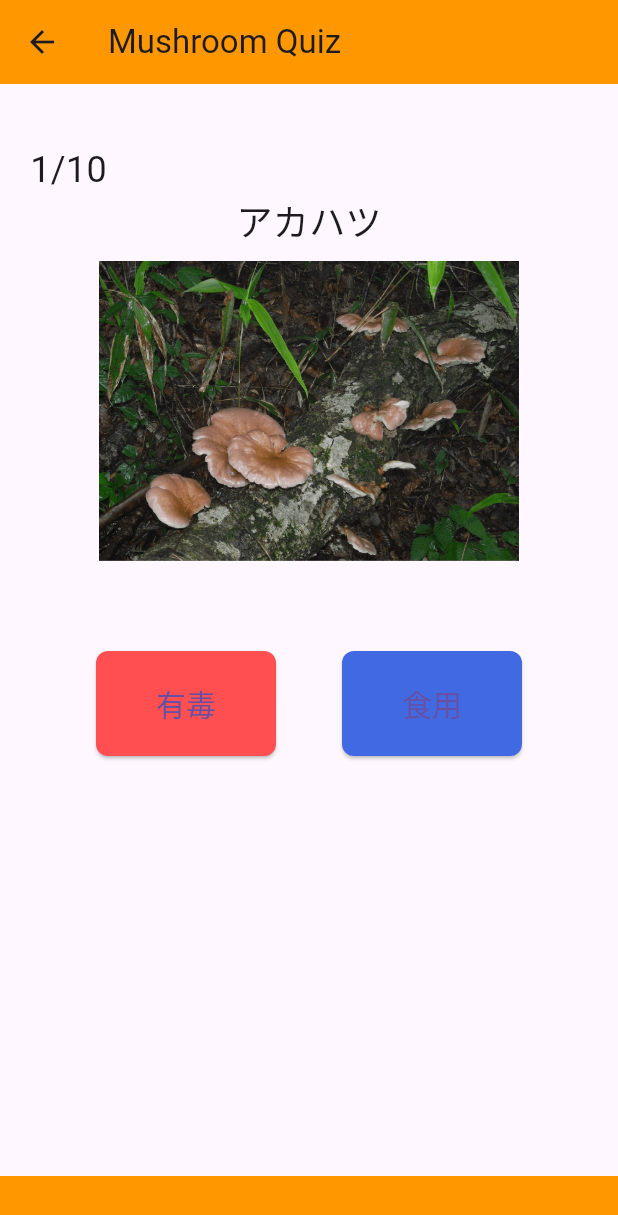
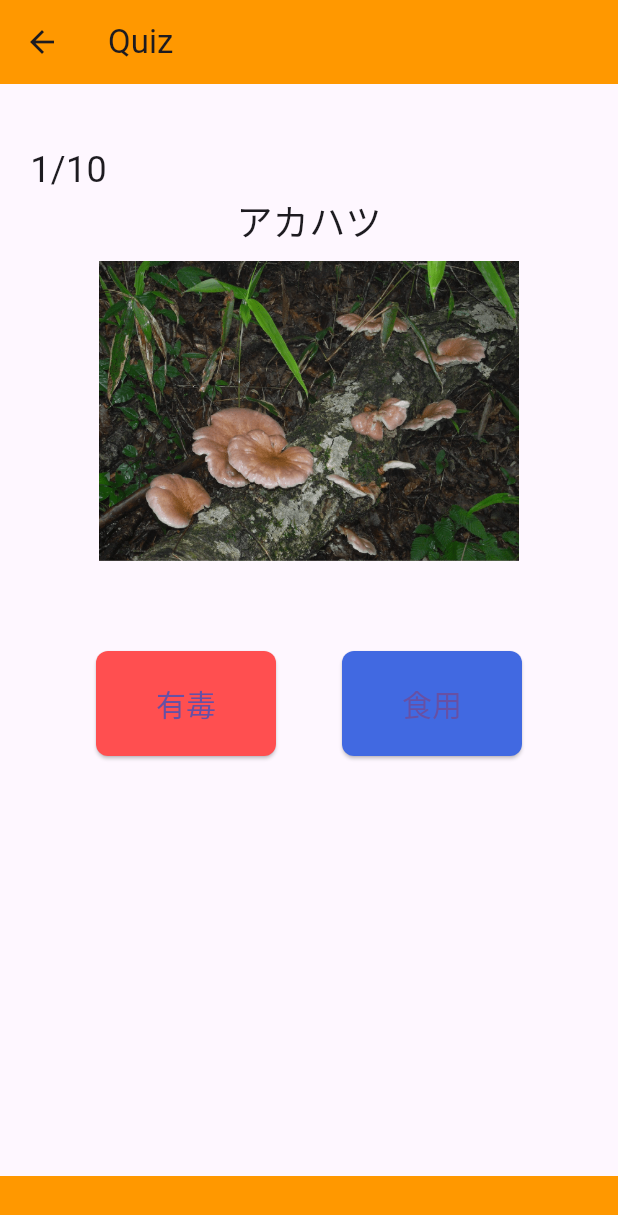
Before and after one commit to ayasa06/flutter-mobile-app, a Flutter app: the QuizScreen screen opened by its route, on a phone screen of 412 x 824 dp. Shown: the top 1215 px of the screen. Run offline on Flutter 3.47's test engine with Material 3 defaults, Android fonts, the phone set to English and light mode, and no system bars.

```diff
--- a/quiz/lib/view/quiz_screen.dart
+++ b/quiz/lib/view/quiz_screen.dart
@@ -27,7 +27,7 @@ class _QuizScreenState extends State<QuizScreen> {
   Widget build(BuildContext context) {
     return Scaffold(
       appBar: AppBar(
-        title: Text('Mushroom Quiz'),
+        title: Text('Quiz'),
         backgroundColor: Colors.orange,
       ),
       body: Padding(
--- a/quiz/pubspec.yaml
+++ b/quiz/pubspec.yaml
@@ -61,6 +61,7 @@ flutter:
     - assets/kinoko_tukiyotake.png
     - assets/star.png
     - assets/book.png
+    - assets/no.png
   # To add assets to your application, add an assets section, like this:
   # assets:
   #   - images/a_dot_burr.jpeg
```
Also changed, not shown: quiz/assets/no.png (added).
